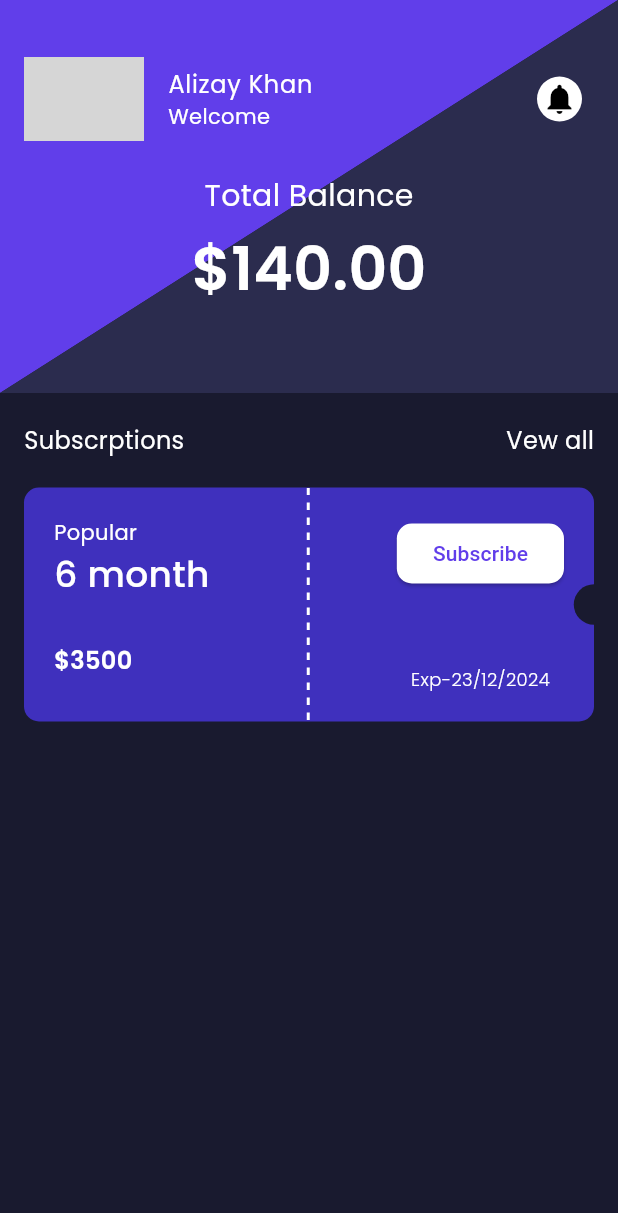
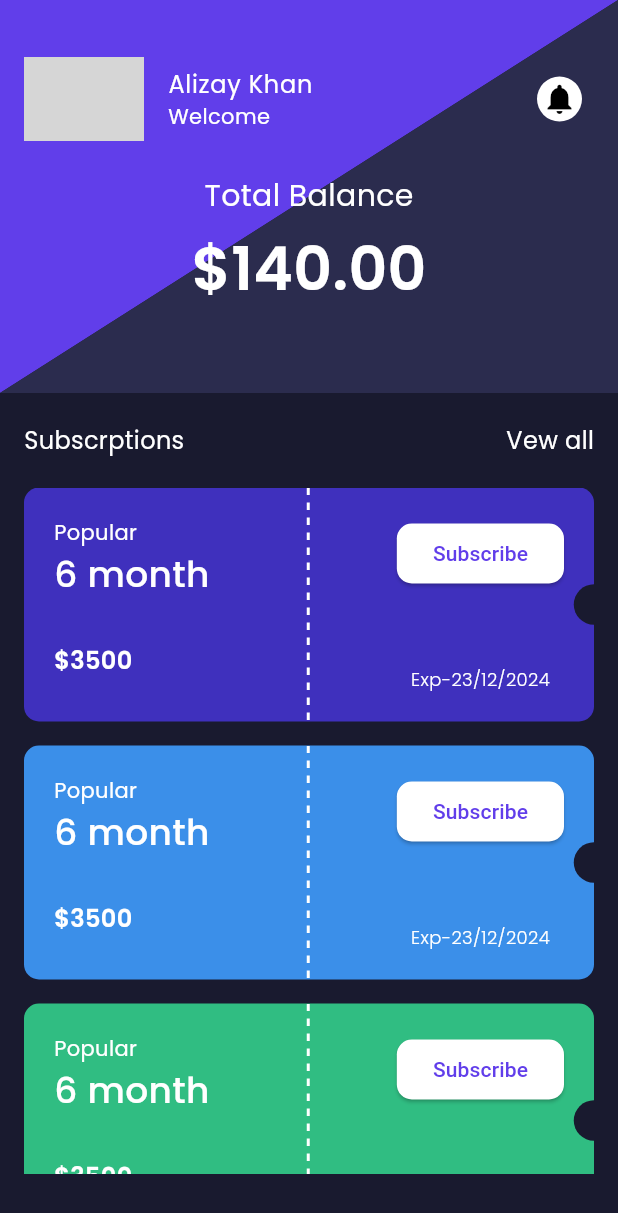
Before and after one commit to ba138/data, a Flutter app: the screen it shows after launch, on a phone screen of 412 x 824 dp. Shown: the top 1213 px of the screen. Run offline on Flutter 3.47's test engine with Material 3 defaults, Android fonts, the phone set to English and light mode, and no system bars; our stand-ins replace another_flushbar, fluttertoast, google_fonts; network calls fail; grey boxes are pictures that could not be loaded.

Commit message:
working on all subscribtions

```diff
--- a/lib/utils/routes/routes.dart
+++ b/lib/utils/routes/routes.dart
@@ -3,6 +3,7 @@ import 'package:data/view/auth/forget_password.dart';
 import 'package:data/view/auth/login_view.dart';
 import 'package:data/view/auth/register_screen.dart';
 import 'package:data/view/auth/splash_view.dart';
+import 'package:data/view/home/all_subscribtions.dart';
 import 'package:data/view/home/home_view.dart';
 import 'package:flutter/material.dart';
 
@@ -24,6 +25,9 @@ class Routes {
       case RoutesName.forget:
         return MaterialPageRoute(
             builder: (BuildContext context) => const ForgetPasswordScreen());
+      case RoutesName.allSubscriptionView:
+        return MaterialPageRoute(
+            builder: (BuildContext context) => const AllSubscribtionsView());
       default:
         return MaterialPageRoute(builder: (_) {
           return const Scaffold(
--- a/lib/utils/routes/routes_name.dart
+++ b/lib/utils/routes/routes_name.dart
@@ -4,4 +4,5 @@ class RoutesName {
   static const String home = 'home_view';
   static const String register = 'Register_view';
   static const String forget = 'Forget_view';
+  static const String allSubscriptionView = 'all_subscribtions';
 }
--- a/lib/view/home/home_view.dart
+++ b/lib/view/home/home_view.dart
@@ -1,5 +1,6 @@
 import 'package:data/res/components/colors.dart';
 import 'package:data/res/components/vertical_speacing.dart';
+import 'package:data/utils/routes/routes_name.dart';
 import 'package:flutter/material.dart';
 import 'package:google_fonts/google_fonts.dart';
 import 'widgets/subscribtion_Card.dart';
@@ -113,7 +114,11 @@ class _HomeViewState extends State<HomeView> {
                   ),
                 ),
               ),
-              Text(
+              InkWell(
+                onTap: () {
+                  Navigator.pushNamed(context, RoutesName.allSubscriptionView);
+                },
+                child: Text(
                   'Vew all',
                   style: GoogleFonts.getFont(
                     "Poppins",
@@ -123,16 +128,27 @@ class _HomeViewState extends State<HomeView> {
                     ),
                   ),
                 ),
+              ),
             ],
           ),
         ),
         const VerticalSpeacing(20.0),
         Padding(
           padding: const EdgeInsets.only(left: 16.0, right: 16.0),
+          child: SizedBox(
+            height: MediaQuery.of(context).size.height /1.8,
+            child: SingleChildScrollView(
+              scrollDirection: Axis.vertical,
               child: Column(
                 children: [
-              SubscribtionCard(),
+                  SubscribtionCard(bgColor: Color(0xff3F30BD)),
+                  const VerticalSpeacing(16.0),
+                  SubscribtionCard(bgColor: Color(0xff3B8FE9)),
+                  const VerticalSpeacing(16.0),
+                  SubscribtionCard(bgColor: Color(0xff30BD82)),
                 ],
+              ),
+            ),
           ),
         ),
       ],
--- a/lib/view/home/widgets/subscribtion_Card.dart
+++ b/lib/view/home/widgets/subscribtion_Card.dart
@@ -8,7 +8,9 @@ import '../../../res/components/vertical_speacing.dart';
 class SubscribtionCard extends StatelessWidget {
   const SubscribtionCard({
     super.key,
+    required this.bgColor,
   });
+  final Color bgColor;
 
   @override
   Widget build(BuildContext context) {
@@ -17,7 +19,7 @@ class SubscribtionCard extends StatelessWidget {
       width: double.infinity,
       decoration: BoxDecoration(
         borderRadius: BorderRadius.circular(10.0),
-        color: const Color(0xff3F30BD),
+        color: bgColor,
       ),
       child: Stack(
         children: [
```
Also changed, not shown: lib/view/home/all_subscribtions.dart (added, +44 -0 lines). Lines whose indentation alone changed are shown as unchanged.
